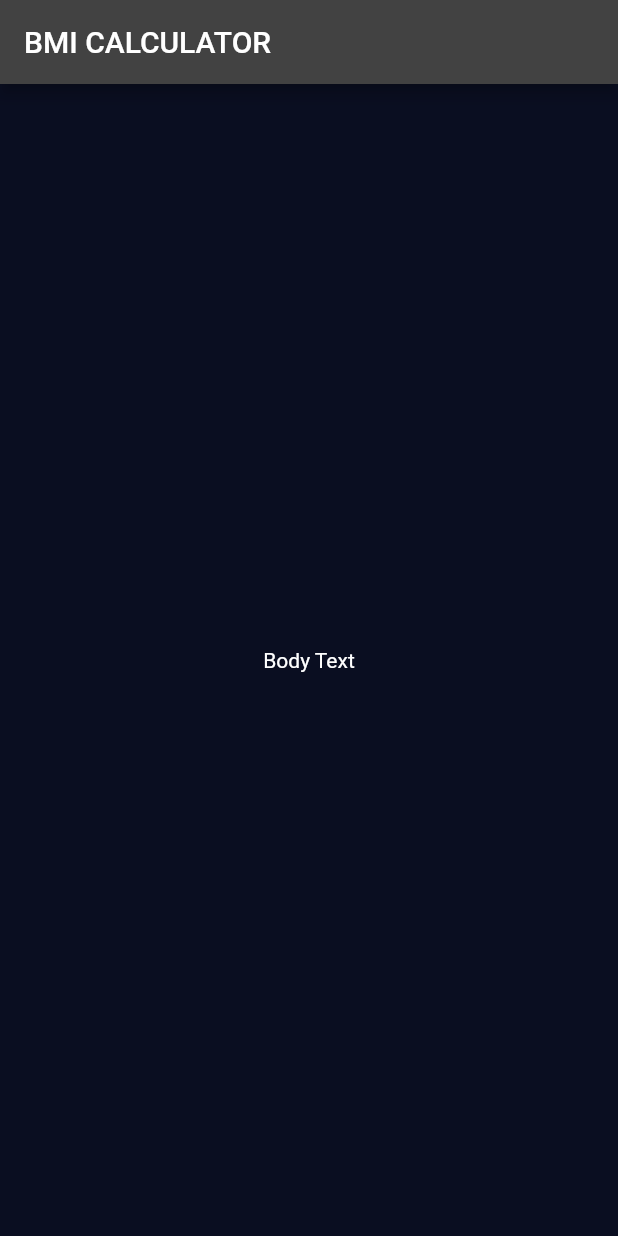
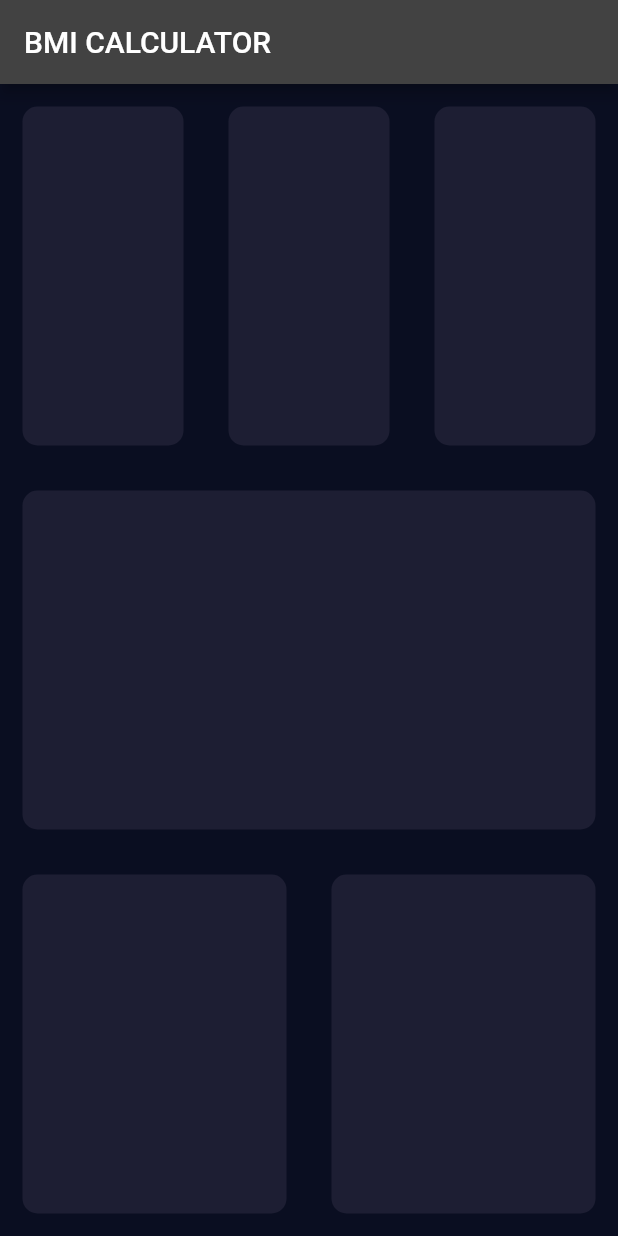
Before and after one commit to ChernobylWaste/MIB_Calculator, a Flutter app: the screen it shows after launch, on a phone screen of 412 x 824 dp. Run offline on Flutter 3.47's test engine with Material 2 defaults, Android fonts, the phone set to English and light mode, and no system bars.

Commit message:
Adding layout

```diff
--- a/lib/input_page.dart
+++ b/lib/input_page.dart
@@ -11,11 +11,62 @@
   @override
   Widget build(BuildContext context) {
     return Scaffold(
-      appBar: AppBar(
-        title: Text("BMI CALCULATOR"),
-      ),
-      body: Center(
-        child: Text("Body Text"),
+        appBar: AppBar(
+          title: Text("BMI CALCULATOR"),
+        ),
+        body: Column(
+          children: [
+            Expanded(
+                child: Row(
+              children: [
+                Expanded(
+                  child: ReusableCard(
+                    colour: Color(0xFF1D1E33),
+                  ),
+                ),
+                Expanded(
+                    child: ReusableCard(
+                  colour: Color(0xFF1D1E33),
+                )),
+                Expanded(
+                    child: ReusableCard(
+                  colour: Color(0xFF1D1E33),
+                )),
+              ],
+            )),
+            Expanded(
+                child: ReusableCard(
+              colour: Color(0xFF1D1E33),
+            )),
+            Expanded(
+                child: Row(
+              children: [
+                Expanded(
+                    child: ReusableCard(
+                  colour: Color(0xFF1D1E33),
+                )),
+                Expanded(
+                    child: ReusableCard(
+                  colour: Color(0xFF1D1E33),
+                )),
+              ],
+            )),
+          ],
+        ));
+  }
+}
+
+class ReusableCard extends StatelessWidget {
+  ReusableCard({super.key, required this.colour});
+  final Color colour;
+
+  @override
+  Widget build(BuildContext context) {
+    return Container(
+      margin: EdgeInsets.all(15),
+      decoration: BoxDecoration(
+        color: colour,
+        borderRadius: BorderRadius.circular(10),
       ),
     );
   }
```
